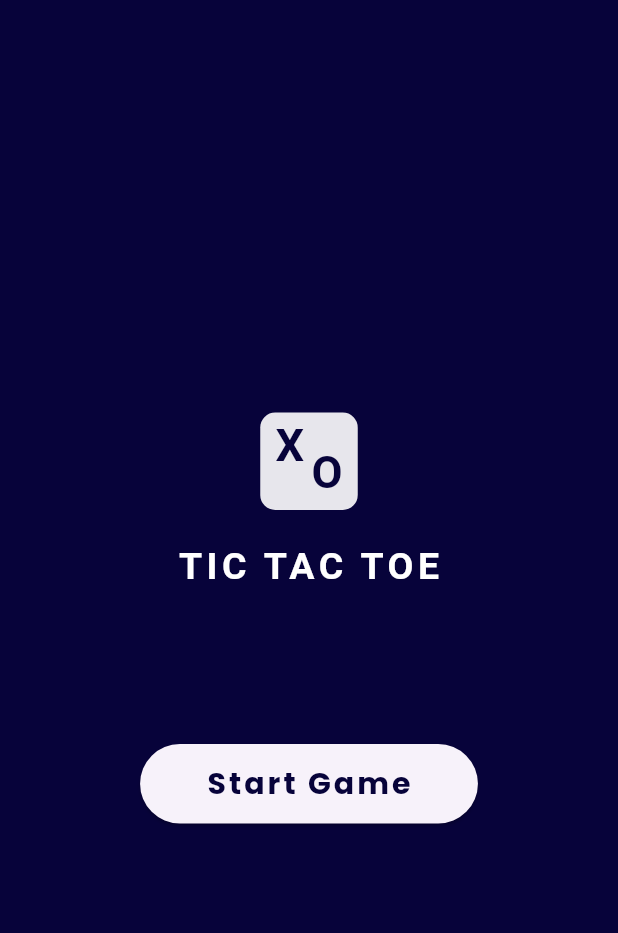
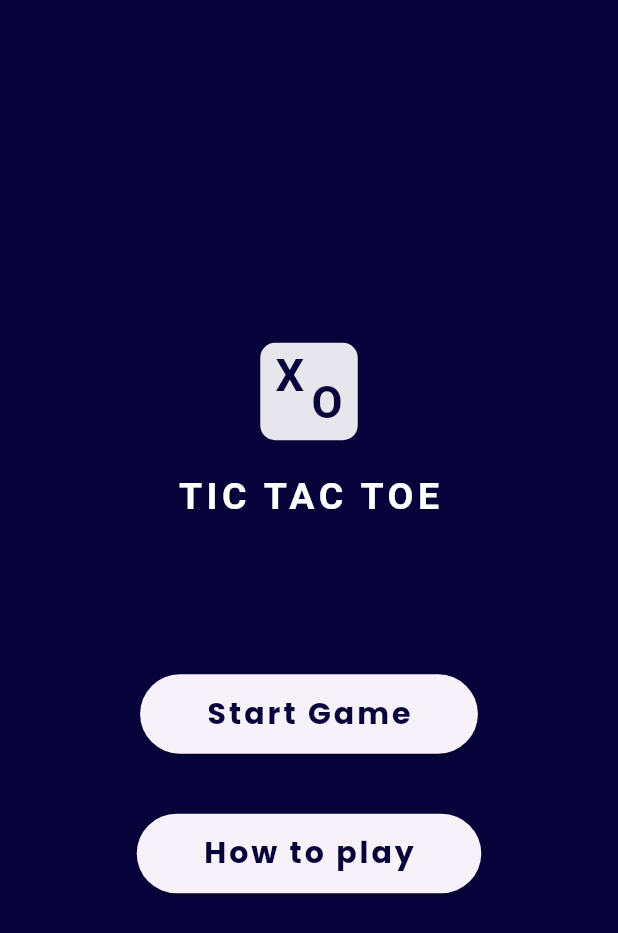
Before and after one commit to AbhinandhanaPU/Tic-Tac-Toe-Game, a Flutter app: the screen it shows after launch, on a phone screen of 412 x 824 dp. Shown: the top 933 px of the screen. Run offline on Flutter 3.47's test engine with Material 3 defaults, Android fonts, the phone set to English and light mode, and no system bars; our stand-ins replace google_fonts; Roboto replaces fonts that are missing (Coiny).

Commit message:
how to play sceen

```diff
--- a/lib/utils/style_constant.dart
+++ b/lib/utils/style_constant.dart
@@ -17,11 +17,17 @@ class StyleConstant {
       letterSpacing: 2,
       fontWeight: FontWeight.bold,
       color: ColorConstant.primaryColor);
-  static TextStyle nameStyle = GoogleFonts.poppins(
+  static TextStyle headStyle = GoogleFonts.poppins(
       fontSize: 25,
-      fontWeight: FontWeight.bold,
-      letterSpacing: 3,
+      fontWeight: FontWeight.w900,
+      letterSpacing: 2,
       color: ColorConstant.primaryWhite);
+
+  static TextStyle rulesDes = GoogleFonts.poppins(
+    fontSize: 17,
+    fontWeight: FontWeight.w500,
+    color: ColorConstant.primaryWhite,
+  );
 
   // textformfield border style
   static OutlineInputBorder border = OutlineInputBorder(
--- a/lib/view/screens/home_screen.dart
+++ b/lib/view/screens/home_screen.dart
@@ -1,6 +1,7 @@
 import 'package:flutter/material.dart';
 import 'package:tictactoe_game/utils/color_constant.dart';
 import 'package:tictactoe_game/utils/style_constant.dart';
+import 'package:tictactoe_game/view/screens/howto_play.dart';
 import 'package:tictactoe_game/view/screens/players_list.dart';
 import 'package:tictactoe_game/view/widgets/custom_button.dart';
 import 'package:tictactoe_game/view/widgets/logo.dart';
@@ -29,6 +30,7 @@ class _HomeScreenState extends State<HomeScreen> {
             ),
             SizedBox(height: 100),
             CustomButton(
+              buttonText: "Start Game",
               onPressed: () {
                 Navigator.push(
                     context,
@@ -37,6 +39,17 @@ class _HomeScreenState extends State<HomeScreen> {
                     ));
               },
             ),
+            SizedBox(height: 40),
+            CustomButton(
+              buttonText: "How to play",
+              onPressed: () {
+                Navigator.push(
+                    context,
+                    MaterialPageRoute(
+                      builder: (context) => GameRules(),
+                    ));
+              },
+            )
           ],
         ),
       ),
--- a/lib/view/screens/players_list.dart
+++ b/lib/view/screens/players_list.dart
@@ -26,7 +26,7 @@ class _PlayersListState extends State<PlayersList> {
           children: [
             Text(
               "Enter Players Name",
-              style: StyleConstant.nameStyle,
+              style: StyleConstant.headStyle,
             ),
             SizedBox(height: 40),
             CustomTextField(
@@ -42,6 +42,7 @@ class _PlayersListState extends State<PlayersList> {
             ),
             SizedBox(height: 50),
             CustomButton(
+              buttonText: "Start game",
               onPressed: () {
                 Navigator.push(
                     context,
--- a/lib/view/widgets/custom_button.dart
+++ b/lib/view/widgets/custom_button.dart
@@ -5,8 +5,10 @@ class CustomButton extends StatelessWidget {
   const CustomButton({
     super.key,
     required this.onPressed,
+    required this.buttonText,
   });
   final VoidCallback onPressed;
+  final String buttonText;
   @override
   Widget build(BuildContext context) {
     return ElevatedButton(
@@ -14,7 +16,7 @@ class CustomButton extends StatelessWidget {
         child: Padding(
           padding: const EdgeInsets.symmetric(horizontal: 20, vertical: 12),
           child: Text(
-            "Start Game",
+            buttonText,
             style: StyleConstant.buttonText,
           ),
         ));
```
Also changed, not shown: lib/view/screens/howto_play.dart (added, +65 -0 lines).
